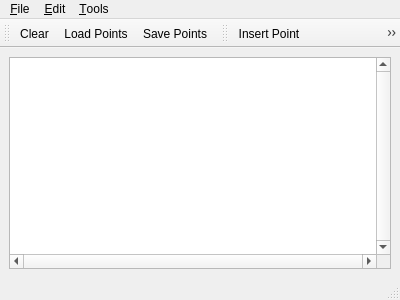
Qt form GraphicsView/demo/Triangulation_2/Delaunay_triangulation_2.ui (CGAL/cgal) before a commit.
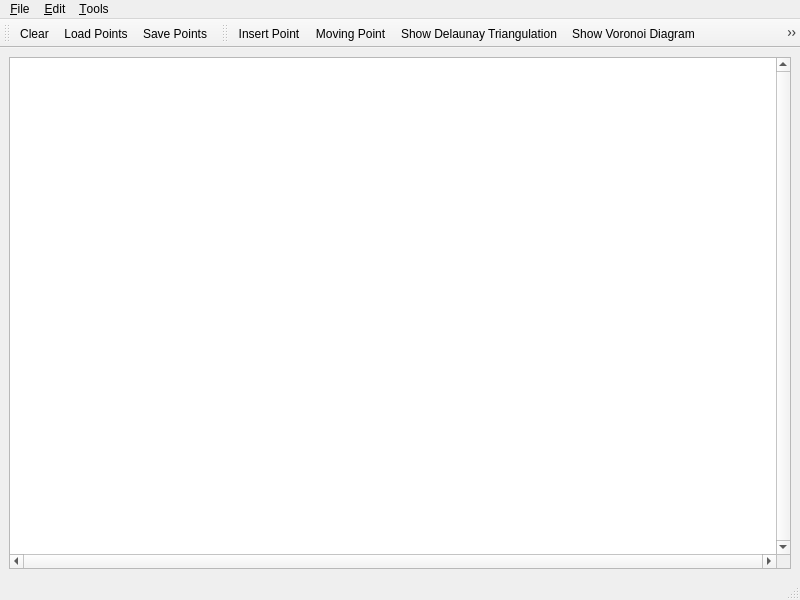
The same form after that commit. Icons and pictures are not drawn.

Commit message: Change default Windows sizes.

```diff
--- a/GraphicsView/demo/Triangulation_2/Delaunay_triangulation_2.ui
+++ b/GraphicsView/demo/Triangulation_2/Delaunay_triangulation_2.ui
@@ -6,8 +6,8 @@
    <rect>
     <x>0</x>
     <y>0</y>
-    <width>400</width>
-    <height>300</height>
+    <width>800</width>
+    <height>600</height>
    </rect>
   </property>
   <property name="windowTitle" >
@@ -74,8 +74,8 @@
     <rect>
      <x>0</x>
      <y>0</y>
-     <width>400</width>
-     <height>19</height>
+     <width>800</width>
+     <height>29</height>
     </rect>
    </property>
    <widget class="QMenu" name="menuFile" >
```
The commit also changes 1 other file.
